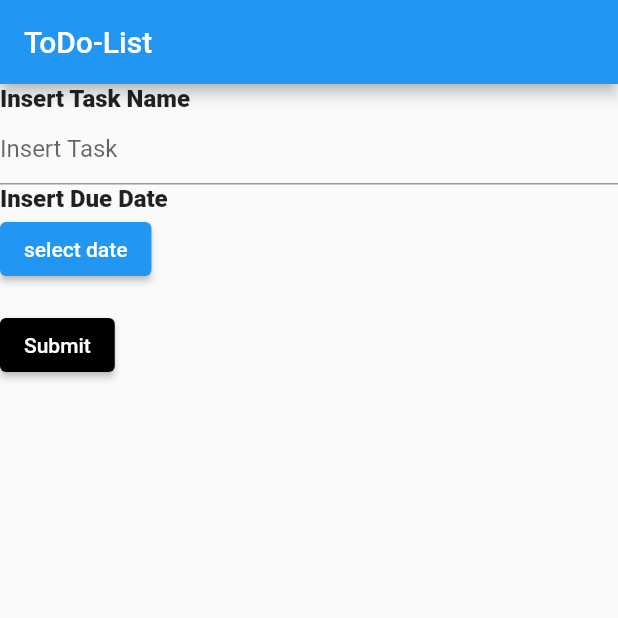
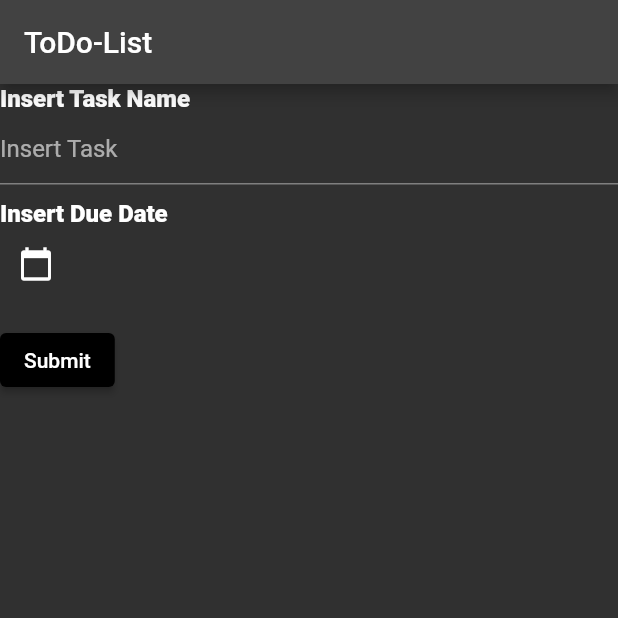
Before and after one commit to JavierGonzalez045/ToDo-List-Flutter, a Flutter app: the screen it shows after launch, on a phone screen of 412 x 824 dp, the top half of it. Run offline on Flutter 3.47's test engine with Material 2 defaults, Android fonts, the phone set to English and light mode, and no system bars; our stand-ins replace syncfusion_flutter_datepicker; missing offline and left inert: dart:html; Roboto replaces fonts that are missing (Georgia).

Commit message:
Saul- Date input problems fixed

```diff
--- a/lib/main.dart
+++ b/lib/main.dart
@@ -2,20 +2,25 @@
 
 import 'dart:html';
 import 'package:flutter/material.dart';
+import 'package:intl/intl.dart';
 import 'package:syncfusion_flutter_datepicker/datepicker.dart';
 import 'task.dart';
 
 enum Status { pending, canceled, completed }
+void main() => runApp(const TodoApp());
 
 // ignore: must_be_immutable
 class Todo extends MyStatefulWidget {
-  Todo({Key? key, required this.name, required this.taskdate})
+  Todo(
+      {Key? key,
+      required this.name,
+      required this.taskdate,
+      required this.status})
       : super(key: key);
   final String name;
   DateTime taskdate;
+  Status status;
 }
-
-void main() => runApp(const TodoApp());
 
 class TodoApp extends StatelessWidget {
   const TodoApp({Key? key}) : super(key: key);
@@ -26,6 +31,8 @@ class TodoApp extends StatelessWidget {
   Widget build(BuildContext context) {
     return MaterialApp(
       title: _title,
+      theme: ThemeData(brightness: Brightness.dark),
+      debugShowCheckedModeBanner: false,
       home: Scaffold(
         appBar: AppBar(title: const Text(_title)),
         body: const MyStatefulWidget(),
@@ -77,16 +84,18 @@ class _MyStatefulWidgetState extends State<MyStatefulWidget> {
               return null;
             },
           ),
+          Padding(padding: const EdgeInsets.symmetric(vertical: 5.0)),
           Text(
-            "Insert Due Date",
+            'Insert Due Date',
             style: TextStyle(
               fontSize: 16,
               fontWeight: FontWeight.w900,
               fontFamily: "Georgia",
             ),
           ),
-          ElevatedButton(
-              child: Text('select date'),
+          IconButton(
+              icon: const Icon(Icons.calendar_today),
+              tooltip: 'Due Date',
               onPressed: () => _selectDate(context)),
           //  Text(date.day.toString()),
           //  Text(date.month.toString()),
@@ -116,12 +125,14 @@ class _MyStatefulWidgetState extends State<MyStatefulWidget> {
                       child: Row(
                           mainAxisAlignment: MainAxisAlignment.spaceEvenly,
                           children: <Widget>[
-                            Text('${todos[0]}', style: TextStyle(fontSize: 18)),
-                            Padding(
-                              padding: EdgeInsets.all(5.0),
-                            ),
+                            Text(todos[index].name,
+                                style: TextStyle(fontSize: 18)),
+                            Padding(padding: EdgeInsets.only(left: 20.0)),
                             Text(
-                                "${taskdate.day}/${taskdate.month}/${taskdate.year}",
+                                "${todos[index].taskdate.day}/${todos[index].taskdate.month}/${todos[index].taskdate.year}",
+                                style: TextStyle(fontSize: 18)),
+                            Padding(padding: EdgeInsets.only(left: 20.0)),
+                            Text(todos[index].status.toString(),
                                 style: TextStyle(fontSize: 18)),
                             Spacer(flex: 3),
                             ElevatedButton(
@@ -149,6 +160,12 @@ class _MyStatefulWidgetState extends State<MyStatefulWidget> {
       initialDate: taskdate, // Refer step 1
       firstDate: DateTime.now(), // Required
       lastDate: DateTime(2025), // Required
+      builder: (context, child) {
+        return Theme(
+          data: ThemeData.dark(), // This will change to dark theme.
+          child: child!,
+        );
+      },
     );
     if (picked != null && picked != taskdate) {
       setState(() {
@@ -159,7 +176,11 @@ class _MyStatefulWidgetState extends State<MyStatefulWidget> {
 
   void _addTodoItem(String name) {
     setState(() {
-      todos.add(Todo(name: name, taskdate: taskdate));
+      todos.add(Todo(
+        name: name,
+        taskdate: taskdate,
+        status: Status.pending,
+      ));
       //todos.insert(0, myController.text);
       //todos.map((todos) => myController.text).toList();
       // If the form is valid, display a snackbar. In the real world,
--- a/lib/task.dart
+++ b/lib/task.dart
@@ -0,0 +1 @@
+enum Status { pending, canceled, completed }
--- a/pubspec.yaml
+++ b/pubspec.yaml
@@ -37,6 +37,7 @@ dependencies:
   intl: ^0.17.0
   flutter_form_builder: ^7.0.0
   syncfusion_flutter_datepicker: ^19.4.42
+  date_format: ^2.0.5
 
 dev_dependencies:
   flutter_test:
```
Also changed, not shown: pubspec.lock.
